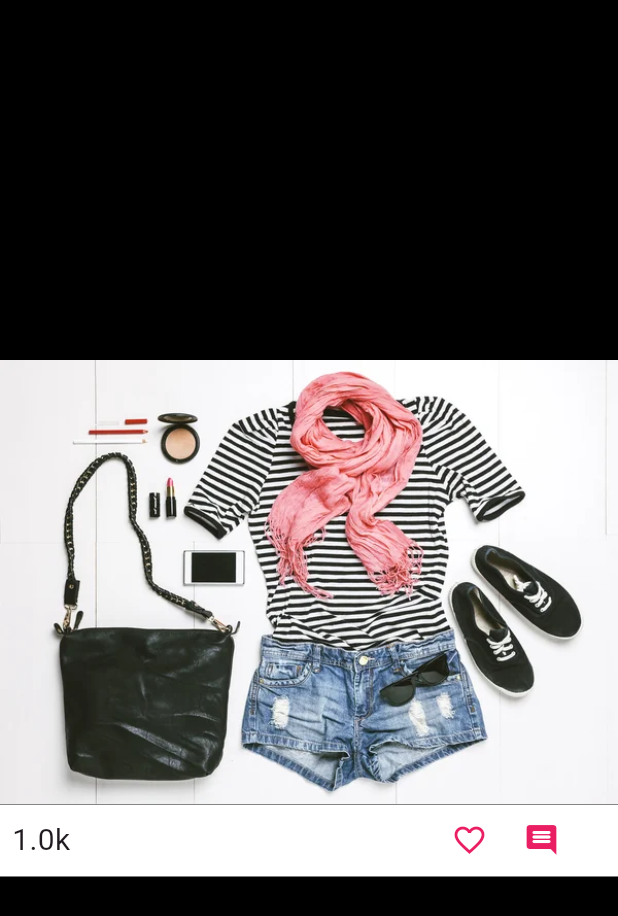
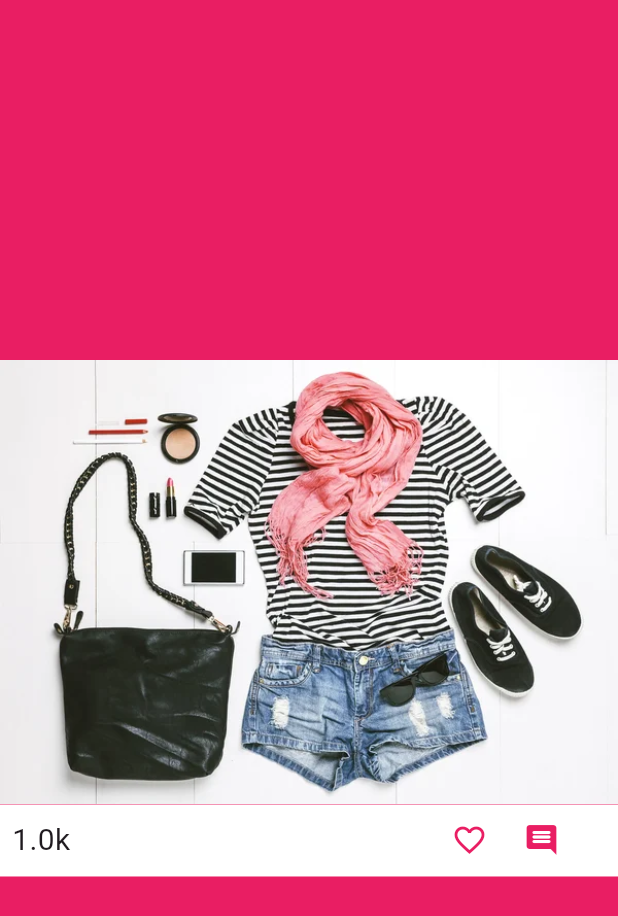
Before and after one commit to LaTechBen/Capstone, a Flutter app: the screen it shows after launch, on a phone screen of 412 x 824 dp. Shown: the top 916 px of the screen. Run offline on Flutter 3.47's test engine with Material 3 defaults, Android fonts, the phone set to English and light mode, and no system bars; our stand-ins replace cloud_firestore, device_info_plus, firebase_auth, firebase_core, firebase_storage, image_picker and 1 more; accounts and stored records are empty.

```diff
--- a/accentuate/lib/userPagePostDisplay.dart
+++ b/accentuate/lib/userPagePostDisplay.dart
@@ -30,7 +30,7 @@ class _UserPagePostDisplayState extends State<UserPagePostDisplay> {
   Widget build(BuildContext context) {
     return GestureDetector(
       child: Scaffold(
-        backgroundColor: Colors.black,
+        backgroundColor: Colors.pink,
         body: Column(
           mainAxisAlignment: MainAxisAlignment.center,
           crossAxisAlignment: CrossAxisAlignment.center,
```
Also changed, not shown: accentuate/lib/classes/waitPage.dart (added, +15 -0 lines).
